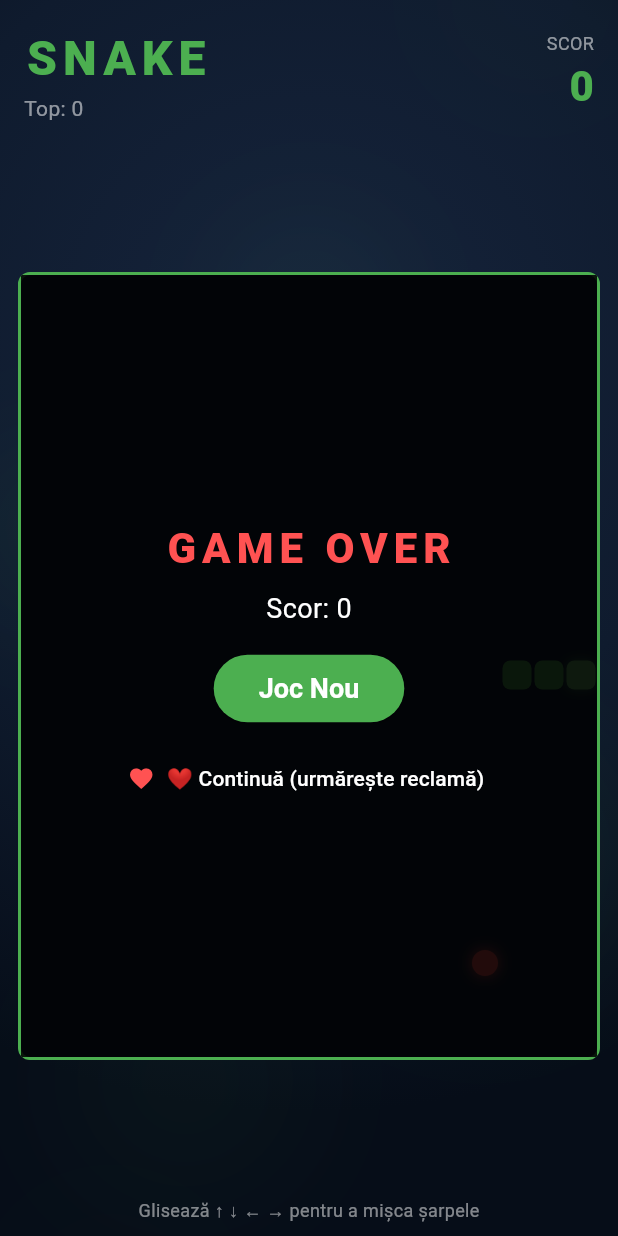
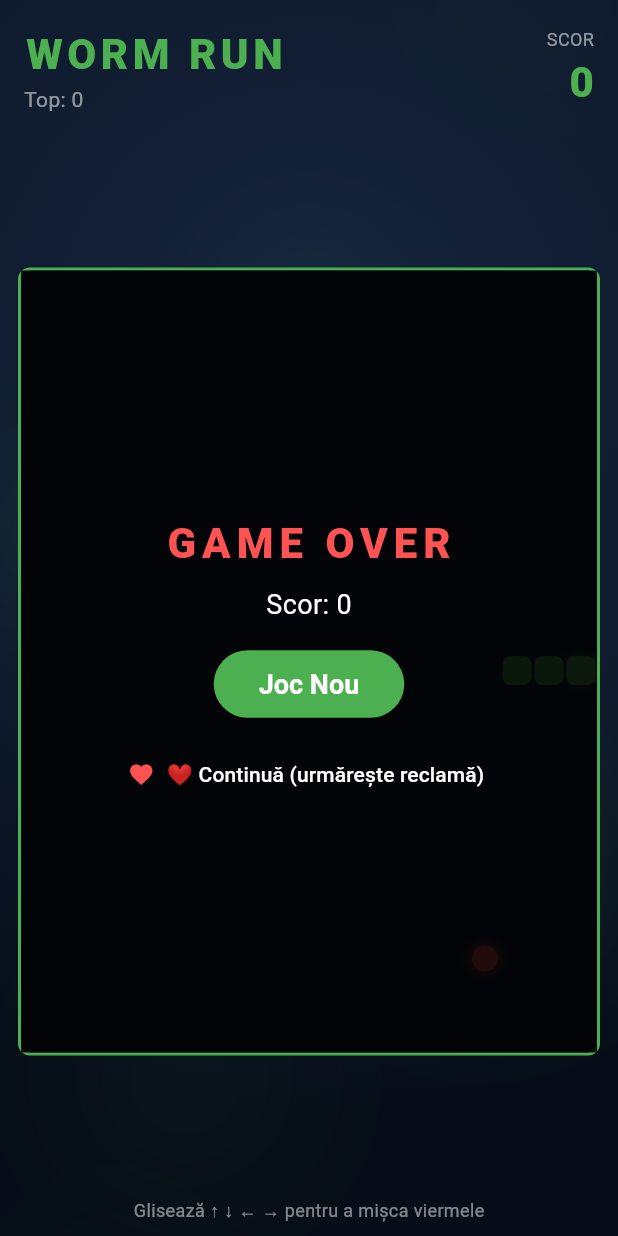
Before and after one commit to summersmilestudio-creator/snake-game, a Flutter app: the GameScreen screen opened directly, on a phone screen of 412 x 824 dp. Run offline on Flutter 3.47's test engine with Material 3 defaults, Android fonts, the phone set to English and light mode, and no system bars; our stand-ins replace flutter_local_notifications, flutter_timezone, google_mobile_ads, in_app_purchase, in_app_review, shared_preferences and 2 more; accounts and stored records are empty; network calls fail.

Commit message:
Fix remaining Snake refs: game screen title + hint + Android label -> Worm Run
Co-Authored-By: Claude Opus 4.8 (1M context) <noreply@anthropic.com>

```diff
--- a/lib/screens/game_screen.dart
+++ b/lib/screens/game_screen.dart
@@ -192,7 +192,7 @@ class _GameScreenState extends State<GameScreen> {
                     Column(
                       crossAxisAlignment: CrossAxisAlignment.start,
                       children: [
-                        Text('SNAKE', style: TextStyle(fontSize: 32, fontWeight: FontWeight.w900, color: skin.accent, letterSpacing: 4)),
+                        Text('WORM RUN', style: TextStyle(fontSize: 28, fontWeight: FontWeight.w900, color: skin.accent, letterSpacing: 3)),
                         Text('Top: $_high', style: const TextStyle(color: Colors.white54)),
                       ],
                     ),
@@ -331,7 +331,7 @@ class _GameScreenState extends State<GameScreen> {
               Padding(
                 padding: const EdgeInsets.all(8),
                 child: Text(
-                  'Glisează ↑ ↓ ← → pentru a mișca șarpele',
+                  'Glisează ↑ ↓ ← → pentru a mișca viermele',
                   style: TextStyle(color: Colors.white.withValues(alpha: 0.5), fontSize: 12),
                 ),
               ),
```
Also changed, not shown: 1 other file.
